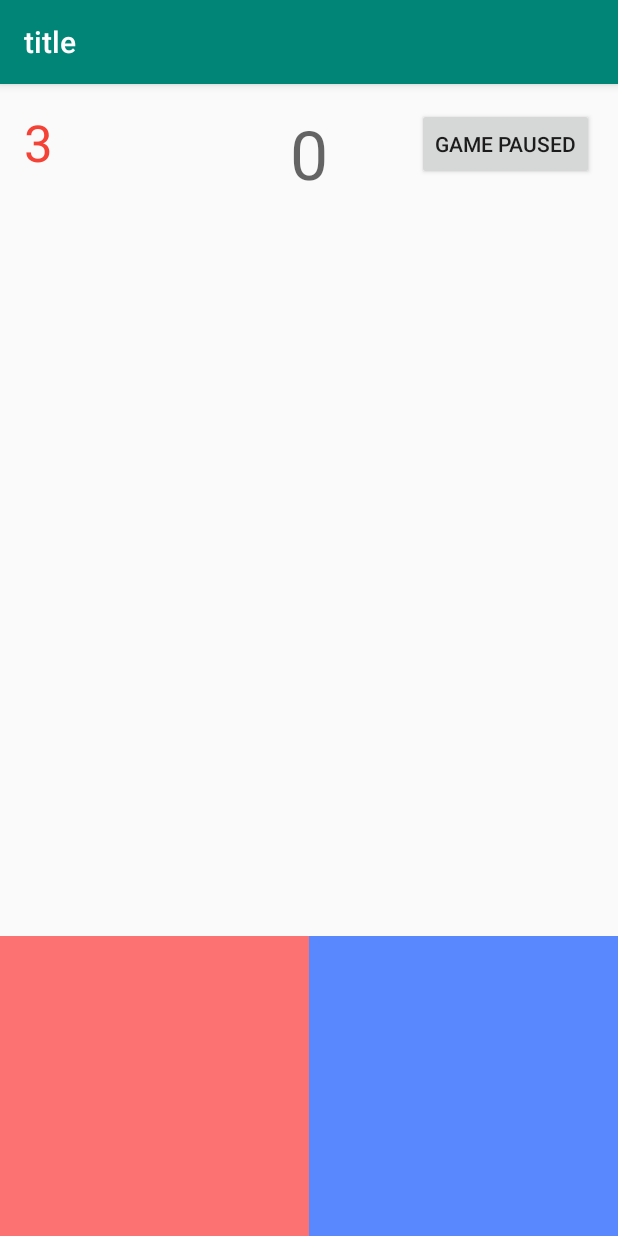
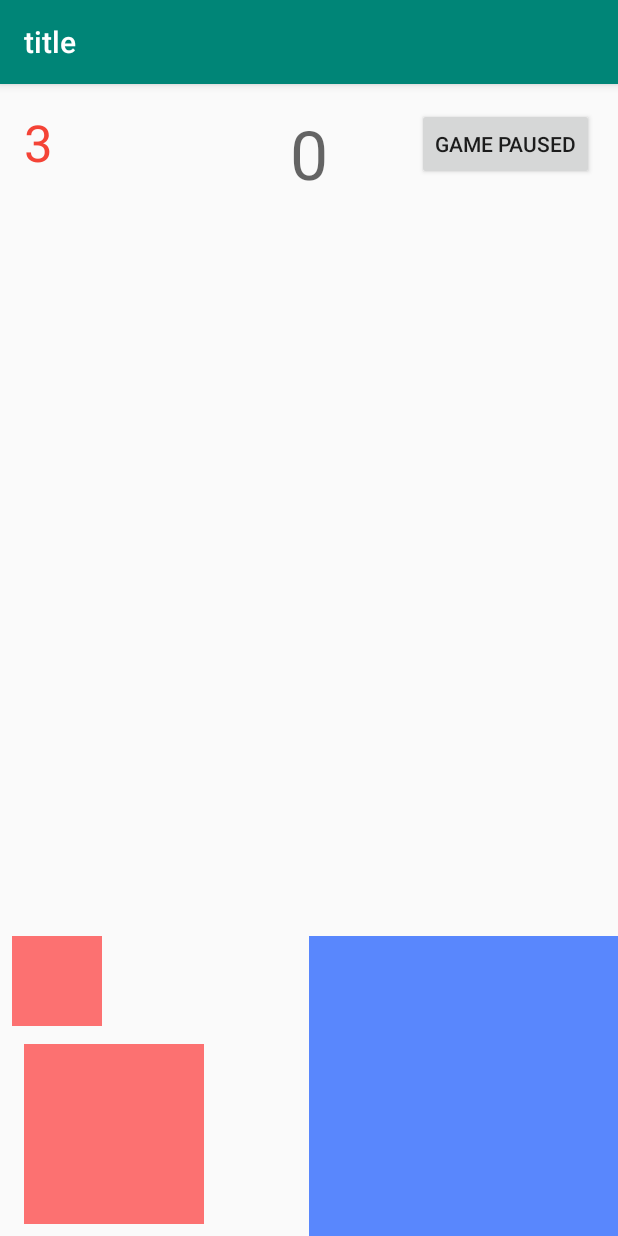
Before and after one commit to adrianmrt/SpaceTroopers, an Android app: the screen it shows after launch (ScaffoldActivity), after a tap on "START GAME", on a phone screen of 412 x 824 dp. Run offline under Robolectric (Android 15) with nearby library versions, the phone set to English and light mode, and no system bars; 9 statements that could not run were skipped.

Commit message:
Botón de cambio de munición

```diff
--- a/Scaffold15/app/src/main/res/layout/view_joystick.xml
+++ b/Scaffold15/app/src/main/res/layout/view_joystick.xml
@@ -16,15 +16,36 @@
 
         <View
             android:id="@+id/joystick_touch"
-            android:layout_width="0dp"
-            android:layout_height="200dp"
-            android:layout_gravity="bottom"
+            android:layout_width="120dp"
+            android:layout_height="120dp"
+            android:layout_gravity="end"
+            android:layout_marginStart="16dp"
+            android:layout_marginLeft="16dp"
+            android:layout_marginBottom="8dp"
             android:layout_weight="1"
             android:background="#8BFF0000"
             app:layout_constraintBottom_toBottomOf="parent"
             app:layout_constraintEnd_toEndOf="parent"
+            app:layout_constraintHorizontal_bias="0.0"
             app:layout_constraintStart_toStartOf="parent"
-            app:layout_constraintTop_toTopOf="parent" />
+            app:layout_constraintTop_toTopOf="parent"
+            app:layout_constraintVertical_bias="1.0" />
+
+        <View
+            android:id="@+id/joystick_change"
+            android:layout_width="60dp"
+            android:layout_height="60dp"
+            android:layout_gravity="end"
+            android:layout_marginStart="8dp"
+            android:layout_marginLeft="8dp"
+            android:layout_weight="1"
+            android:background="#8BFF0000"
+            app:layout_constraintBottom_toBottomOf="parent"
+            app:layout_constraintEnd_toEndOf="parent"
+            app:layout_constraintHorizontal_bias="0.0"
+            app:layout_constraintStart_toStartOf="parent"
+            app:layout_constraintTop_toTopOf="parent"
+            app:layout_constraintVertical_bias="0.0" />
     </androidx.constraintlayout.widget.ConstraintLayout>
 
     <androidx.constraintlayout.widget.ConstraintLayout
```
